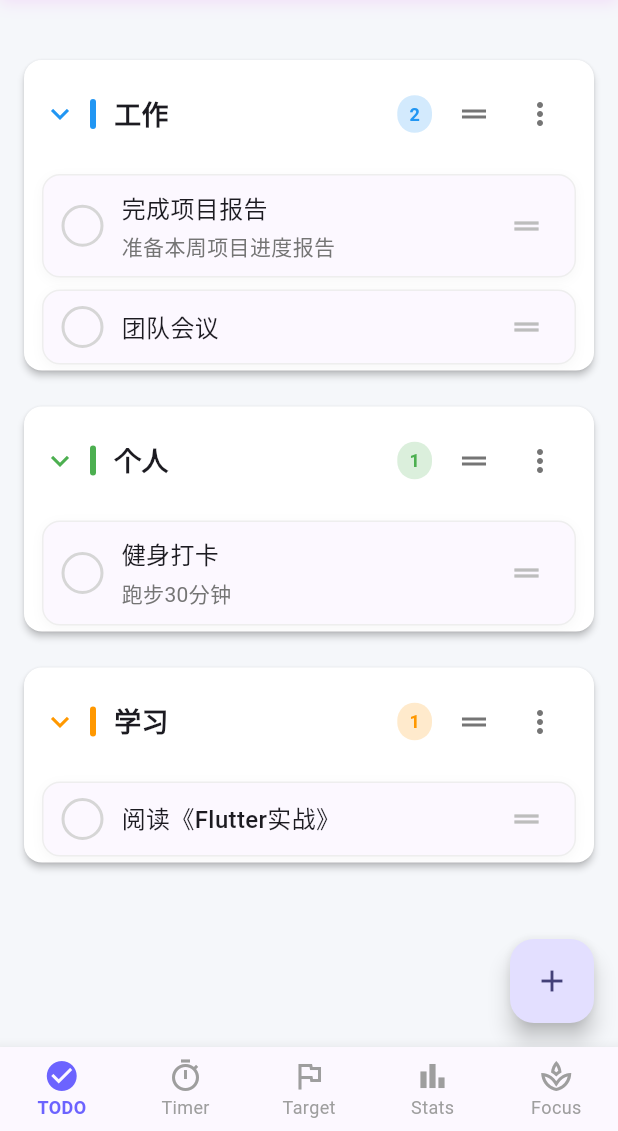
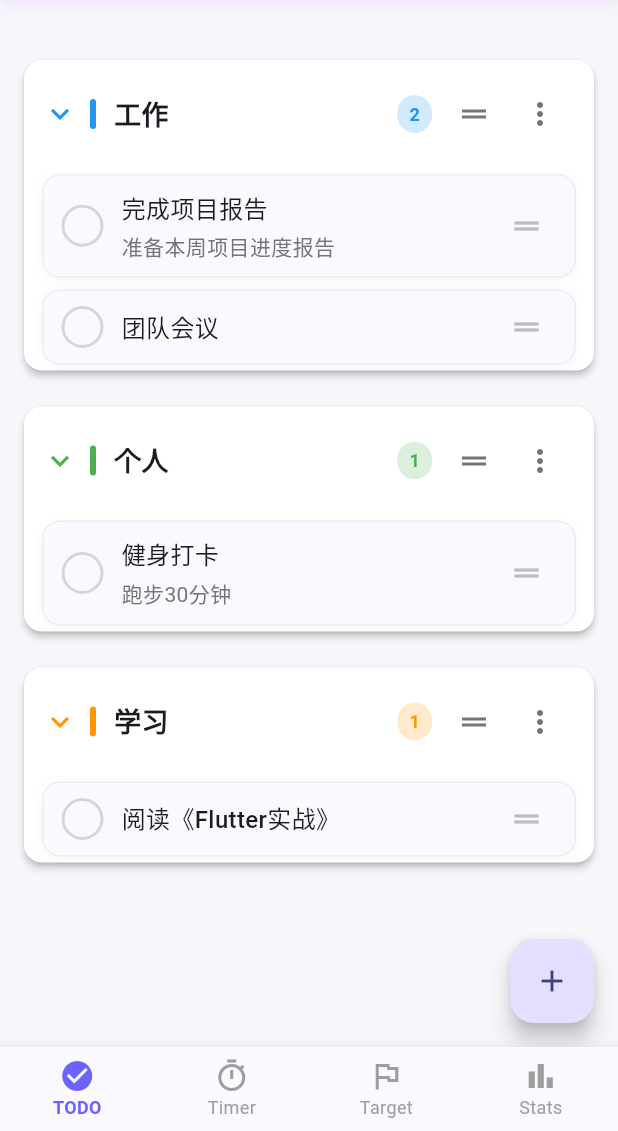
Before and after one commit to linlucath/todoLogger, a Flutter app: the screen it shows after launch, on a phone screen of 412 x 824 dp, the part 105-1236 px from its top. Run offline on Flutter 3.47's test engine with Material 3 defaults, Android fonts, the phone set to English and light mode, and no system bars; our stand-ins replace fl_chart, shared_preferences, sqflite; accounts and stored records are empty.

Commit message:
Remove superfluous label

```diff
--- a/lib/main.dart
+++ b/lib/main.dart
@@ -155,11 +155,6 @@ class _MainPageState extends State<MainPage> {
             activeIcon: Icon(Icons.bar_chart),
             label: 'Stats',
           ),
-          BottomNavigationBarItem(
-            icon: Icon(Icons.spa_outlined),
-            activeIcon: Icon(Icons.spa),
-            label: 'Focus',
-          ),
         ],
       ),
     );
```
